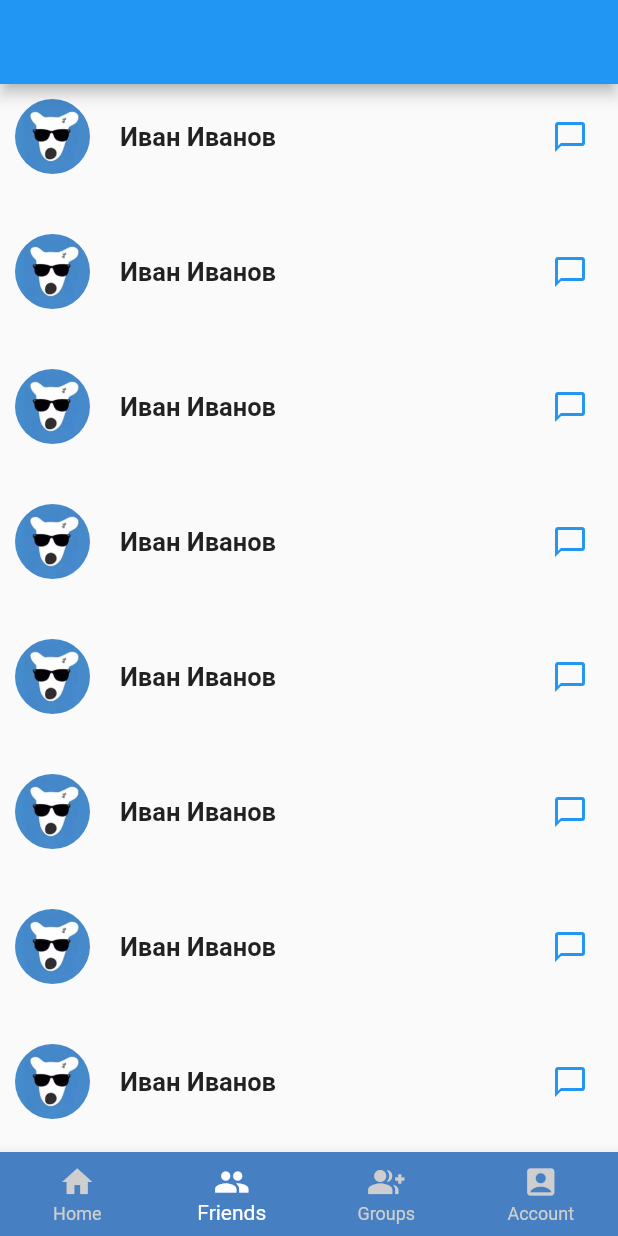
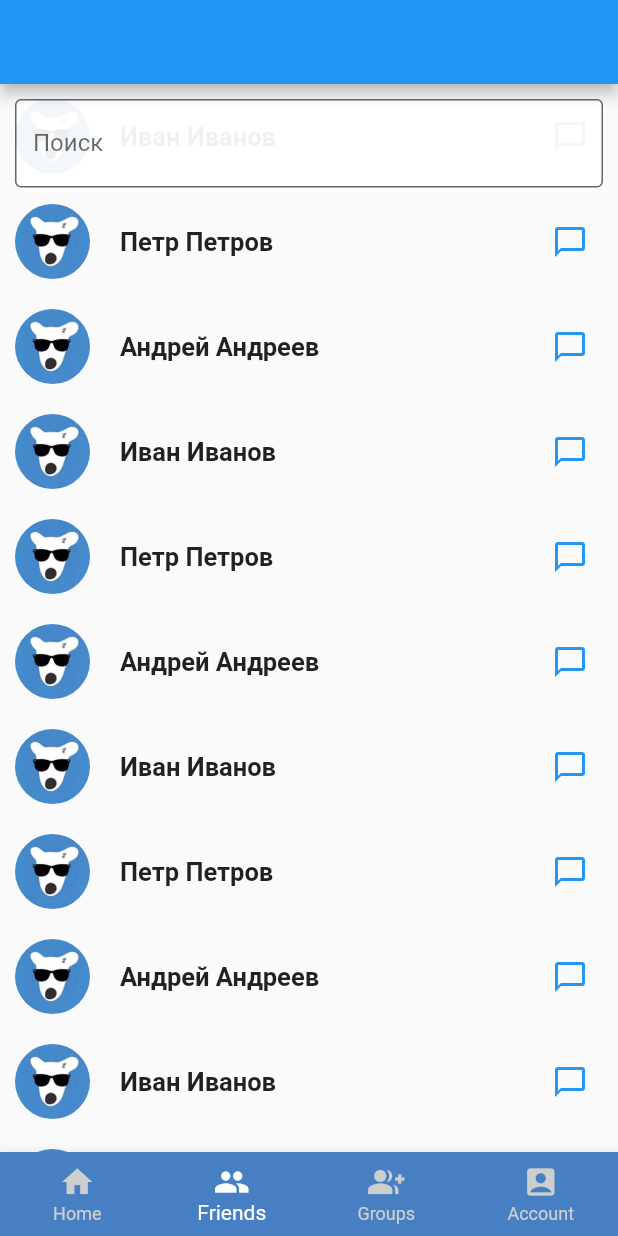
Before and after one commit to gooodwin67/vk_app, a Flutter app: the MainScreenWidget screen opened by its route, item 2 of the bottom bar chosen, on a phone screen of 412 x 824 dp. Run offline on Flutter 3.47's test engine with Material 2 defaults, Android fonts, the phone set to English and light mode, and no system bars.

Commit message:
friends search

```diff
--- a/lib/widgets/friends/friends_list.dart
+++ b/lib/widgets/friends/friends_list.dart
@@ -1,18 +1,19 @@
+// ignore_for_file: sized_box_for_whitespace
+
 import 'package:flutter/material.dart';
 
-class FriendsWidget extends StatelessWidget {
-  const FriendsWidget({Key? key}) : super(key: key);
+class Friend extends StatelessWidget {
+  Image avatar;
+  String name;
+  Friend({
+    Key? key,
+    required this.avatar,
+    required this.name,
+  }) : super(key: key);
 
   @override
   Widget build(BuildContext context) {
-    return ListView.builder(
-        itemCount: 50,
-        itemBuilder: (BuildContext context, int index) {
-          return Padding(
-            padding: const EdgeInsets.all(10.0),
-            child: Column(
-              children: [
-                Container(
+    return Container(
       height: 50,
       child: Row(
         mainAxisAlignment: MainAxisAlignment.spaceBetween,
@@ -24,13 +25,12 @@ class FriendsWidget extends StatelessWidget {
                 children: [
                   ClipRRect(
                     borderRadius: BorderRadius.circular(50),
-                                child: Image.asset('images/ava.jpg'),
+                    child: avatar,
                   ),
-                              SizedBox(width: 20),
-                              const Text('Иван Иванов',
-                                  style: TextStyle(
-                                      fontSize: 17,
-                                      fontWeight: FontWeight.bold)),
+                  const SizedBox(width: 20),
+                  Text(name,
+                      style: const TextStyle(
+                          fontSize: 17, fontWeight: FontWeight.bold)),
                 ],
               ),
             ),
@@ -39,17 +39,86 @@ class FriendsWidget extends StatelessWidget {
             padding: const EdgeInsets.all(10.0),
             child: InkWell(
               onTap: () {},
-                          child: const Icon(Icons.chat_bubble_outline,
-                              color: Colors.blue),
+              child: const Icon(Icons.chat_bubble_outline, color: Colors.blue),
             ),
           ),
         ],
       ),
-                ),
-                SizedBox(height: 20),
-              ],
-            ),
     );
-        });
   }
 }
+
+List<Friend> listFriend = <Friend>[
+  Friend(avatar: Image.asset('images/ava.jpg'), name: 'Иван Иванов'),
+  Friend(avatar: Image.asset('images/ava.jpg'), name: 'Петр Петров'),
+  Friend(avatar: Image.asset('images/ava.jpg'), name: 'Андрей Андреев'),
+  Friend(avatar: Image.asset('images/ava.jpg'), name: 'Иван Иванов'),
+  Friend(avatar: Image.asset('images/ava.jpg'), name: 'Петр Петров'),
+  Friend(avatar: Image.asset('images/ava.jpg'), name: 'Андрей Андреев'),
+  Friend(avatar: Image.asset('images/ava.jpg'), name: 'Иван Иванов'),
+  Friend(avatar: Image.asset('images/ava.jpg'), name: 'Петр Петров'),
+  Friend(avatar: Image.asset('images/ava.jpg'), name: 'Андрей Андреев'),
+  Friend(avatar: Image.asset('images/ava.jpg'), name: 'Иван Иванов'),
+  Friend(avatar: Image.asset('images/ava.jpg'), name: 'Петр Петров'),
+  Friend(avatar: Image.asset('images/ava.jpg'), name: 'Андрей Андреев'),
+];
+
+List<Friend> listFriendAfterSearch = <Friend>[];
+
+class FriendsWidget extends StatefulWidget {
+  const FriendsWidget({Key? key}) : super(key: key);
+
+  @override
+  State<FriendsWidget> createState() => _FriendsWidgetState();
+}
+
+class _FriendsWidgetState extends State<FriendsWidget> {
+  final _searchController = TextEditingController();
+
+  @override
+  void initState() {
+    _searching();
+    _searchController.addListener((_searching));
+    super.initState();
+  }
+
+  _searching() {
+    if (_searchController.text.toString().isNotEmpty) {
+      listFriendAfterSearch = listFriend.where((friend) {
+        return friend.name
+            .toLowerCase()
+            .contains(_searchController.text.toString().toLowerCase());
+      }).toList();
+    } else {
+      listFriendAfterSearch = listFriend;
+    }
+    setState(() {});
+  }
+
+  @override
+  Widget build(BuildContext context) {
+    return Stack(
+      children: [
+        ListView.builder(
+            itemCount: listFriendAfterSearch.length,
+            itemBuilder: (BuildContext context, int index) {
+              return Padding(
+                padding: const EdgeInsets.all(10.0),
+                child: listFriendAfterSearch[index],
+              );
+            }),
+        Padding(
+          padding: const EdgeInsets.all(10.0),
+          child: TextField(
+            controller: _searchController,
+            decoration: const InputDecoration(
+                border: OutlineInputBorder(),
+                filled: true,
+                labelText: 'Поиск',
+                fillColor: Color(0xeeffffff)),
+          ),
+        ),
+      ],
+    );
+  }
+}
```
Lines whose indentation alone changed are shown as unchanged.
